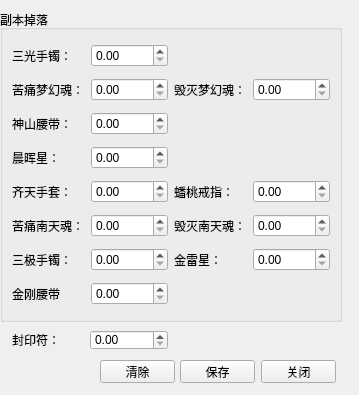
The window that BladeAndSoul/epricelist.ui (Yui-zwlai/BladeAndSoulAuctionTools) describes before a commit, drawn with Qt 5.
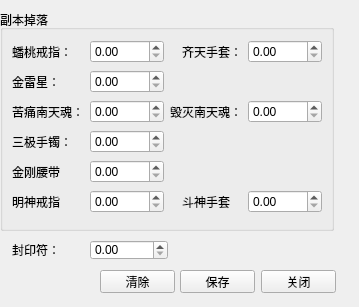
The same window after the commit.

Patch:
```diff
--- a/BladeAndSoul/epricelist.ui
+++ b/BladeAndSoul/epricelist.ui
@@ -7,9 +7,15 @@
     <x>0</x>
     <y>0</y>
     <width>359</width>
-    <height>395</height>
+    <height>307</height>
    </rect>
   </property>
+  <property name="maximumSize">
+   <size>
+    <width>359</width>
+    <height>307</height>
+   </size>
+  </property>
   <property name="windowTitle">
    <string>Form</string>
   </property>
@@ -17,7 +23,7 @@
    <property name="geometry">
     <rect>
      <x>261</x>
-     <y>360</y>
+     <y>270</y>
      <width>75</width>
      <height>23</height>
     </rect>
@@ -30,7 +36,7 @@
    <property name="geometry">
     <rect>
      <x>180</x>
-     <y>360</y>
+     <y>270</y>
      <width>75</width>
      <height>23</height>
     </rect>
@@ -44,189 +50,147 @@
     <rect>
      <x>0</x>
      <y>10</y>
-     <width>342</width>
-     <height>312</height>
+     <width>334</width>
+     <height>221</height>
     </rect>
    </property>
    <property name="title">
     <string>副本掉落</string>
    </property>
    <layout class="QGridLayout" name="gridLayout">
-    <item row="6" column="3">
-     <widget class="QDoubleSpinBox" name="doubleSpinBox_JLX">
+    <item row="0" column="0">
+     <widget class="QLabel" name="label_PTJZ">
+      <property name="text">
+       <string>蟠桃戒指：</string>
+      </property>
+     </widget>
+    </item>
+    <item row="0" column="1">
+     <widget class="QDoubleSpinBox" name="doubleSpinBox_PTJZ">
       <property name="maximum">
        <double>10000.000000000000000</double>
       </property>
      </widget>
     </item>
-    <item row="7" column="0">
-     <widget class="QLabel" name="label_JGYD">
+    <item row="0" column="3">
+     <widget class="QLabel" name="label_QTST">
       <property name="text">
-       <string>金刚腰带</string>
+       <string>齐天手套：</string>
       </property>
      </widget>
     </item>
-    <item row="7" column="1">
-     <widget class="QDoubleSpinBox" name="doubleSpinBox_JGYD">
+    <item row="0" column="4">
+     <widget class="QDoubleSpinBox" name="doubleSpinBox_QTST">
       <property name="maximum">
        <double>10000.000000000000000</double>
       </property>
      </widget>
     </item>
-    <item row="6" column="2">
+    <item row="1" column="0">
      <widget class="QLabel" name="label_JLX">
       <property name="text">
        <string>金雷星：</string>
       </property>
      </widget>
     </item>
-    <item row="6" column="1">
-     <widget class="QDoubleSpinBox" name="doubleSpinBox_SJSZ">
-      <property name="maximum">
-       <double>10000.000000000000000</double>
-      </property>
-     </widget>
-    </item>
-    <item row="6" column="0">
-     <widget class="QLabel" name="label_SJSZ">
+    <item row="2" column="0">
+     <widget class="QLabel" name="label_KTNTH">
       <property name="text">
-       <string>三极手镯：</string>
+       <string>苦痛南天魂：</string>
       </property>
      </widget>
     </item>
-    <item row="5" column="3">
-     <widget class="QDoubleSpinBox" name="doubleSpinBox_HMNTH">
+    <item row="2" column="1">
+     <widget class="QDoubleSpinBox" name="doubleSpinBox_KTNTH">
       <property name="maximum">
        <double>10000.000000000000000</double>
       </property>
      </widget>
     </item>
-    <item row="5" column="2">
+    <item row="2" column="2" colspan="2">
      <widget class="QLabel" name="label_HMNTH">
       <property name="text">
        <string>毁灭南天魂：</string>
       </property>
      </widget>
     </item>
-    <item row="5" column="1">
-     <widget class="QDoubleSpinBox" name="doubleSpinBox_KTNTH">
+    <item row="2" column="4">
+     <widget class="QDoubleSpinBox" name="doubleSpinBox_HMNTH">
       <property name="maximum">
        <double>10000.000000000000000</double>
       </property>
      </widget>
     </item>
     <item row="3" column="0">
-     <widget class="QLabel" name="label_CHX">
+     <widget class="QLabel" name="label_SJSZ">
       <property name="text">
-       <string>晨晖星：</string>
+       <string>三极手镯：</string>
       </property>
      </widget>
     </item>
-    <item row="5" column="0">
-     <widget class="QLabel" name="label_KTNTH">
-      <property name="text">
-       <string>苦痛南天魂：</string>
-      </property>
-     </widget>
-    </item>
-    <item row="4" column="3">
-     <widget class="QDoubleSpinBox" name="doubleSpinBox_PTJZ">
-      <property name="maximum">
-       <double>10000.000000000000000</double>
-      </property>
-     </widget>
-    </item>
-    <item row="4" column="2">
-     <widget class="QLabel" name="label_PTJZ">
-      <property name="text">
-       <string>蟠桃戒指：</string>
-      </property>
-     </widget>
-    </item>
-    <item row="4" column="1">
-     <widget class="QDoubleSpinBox" name="doubleSpinBox_QTST">
+    <item row="3" column="1">
+     <widget class="QDoubleSpinBox" name="doubleSpinBox_SJSZ">
       <property name="maximum">
        <double>10000.000000000000000</double>
       </property>
      </widget>
     </item>
     <item row="4" column="0">
-     <widget class="QLabel" name="label_QTST">
+     <widget class="QLabel" name="label_JGYD">
       <property name="text">
-       <string>齐天手套：</string>
+       <string>金刚腰带</string>
+      </property>
+     </widget>
+    </item>
+    <item row="4" column="1">
+     <widget class="QDoubleSpinBox" name="doubleSpinBox_JGYD">
+      <property name="maximum">
+       <double>10000.000000000000000</double>
+      </property>
+     </widget>
+    </item>
+    <item row="5" column="0">
+     <widget class="QLabel" name="label_MSJZ">
+      <property name="text">
+       <string>明神戒指</string>
+      </property>
+     </widget>
+    </item>
+    <item row="5" column="1">
+     <widget class="QDoubleSpinBox" name="doubleSpinBox_MSJZ">
+      <property name="maximum">
+       <double>10000.000000000000000</double>
+      </property>
+     </widget>
+    </item>
+    <item row="5" column="3">
+     <widget class="QLabel" name="label_DSST">
+      <property name="text">
+       <string>斗神手套</string>
+      </property>
+     </widget>
+    </item>
+    <item row="5" column="4">
+     <widget class="QDoubleSpinBox" name="doubleSpinBox_DSST">
+      <property name="maximum">
+       <double>10000.000000000000000</double>
       </property>
      </widget>
     </item>
     <item row="1" column="1">
-     <widget class="QDoubleSpinBox" name="doubleSpinBox_KTMHH">
+     <widget class="QDoubleSpinBox" name="doubleSpinBox_JLX">
       <property name="maximum">
        <double>10000.000000000000000</double>
       </property>
      </widget>
     </item>
-    <item row="3" column="1">
-     <widget class="QDoubleSpinBox" name="doubleSpinBox_CHX">
-      <property name="maximum">
-       <double>10000.000000000000000</double>
-      </property>
-     </widget>
-    </item>
-    <item row="2" column="1">
-     <widget class="QDoubleSpinBox" name="doubleSpinBox_SSYD">
-      <property name="maximum">
-       <double>10000.000000000000000</double>
-      </property>
-     </widget>
-    </item>
-    <item row="2" column="0">
-     <widget class="QLabel" name="label_SSYD">
-      <property name="text">
-       <string>神山腰带：</string>
-      </property>
-     </widget>
-    </item>
-    <item row="1" column="3">
-     <widget class="QDoubleSpinBox" name="doubleSpinBox_HMMHH">
-      <property name="maximum">
-       <double>10000.000000000000000</double>
-      </property>
-     </widget>
-    </item>
-    <item row="1" column="2">
-     <widget class="QLabel" name="label_HMMHH">
-      <property name="text">
-       <string>毁灭梦幻魂：</string>
-      </property>
-     </widget>
-    </item>
-    <item row="1" column="0">
-     <widget class="QLabel" name="label_KTMHH">
-      <property name="text">
-       <string>苦痛梦幻魂：</string>
-      </property>
-     </widget>
-    </item>
-    <item row="0" column="1">
-     <widget class="QDoubleSpinBox" name="doubleSpinBox_SGSZ">
-      <property name="maximum">
-       <double>10000.000000000000000</double>
-      </property>
-     </widget>
-    </item>
-    <item row="0" column="0">
-     <widget class="QLabel" name="label_SGSZ">
-      <property name="text">
-       <string>三光手镯：</string>
-      </property>
-     </widget>
-    </item>
    </layout>
   </widget>
   <widget class="QDoubleSpinBox" name="doubleSpinBox_FYF">
    <property name="geometry">
     <rect>
      <x>90</x>
-     <y>330</y>
+     <y>240</y>
      <width>78</width>
      <height>20</height>
     </rect>
@@ -239,7 +203,7 @@
    <property name="geometry">
     <rect>
      <x>12</x>
-     <y>330</y>
+     <y>240</y>
      <width>72</width>
      <height>20</height>
     </rect>
@@ -252,7 +216,7 @@
    <property name="geometry">
     <rect>
      <x>100</x>
-     <y>360</y>
+     <y>270</y>
      <width>75</width>
      <height>23</height>
     </rect>
```
